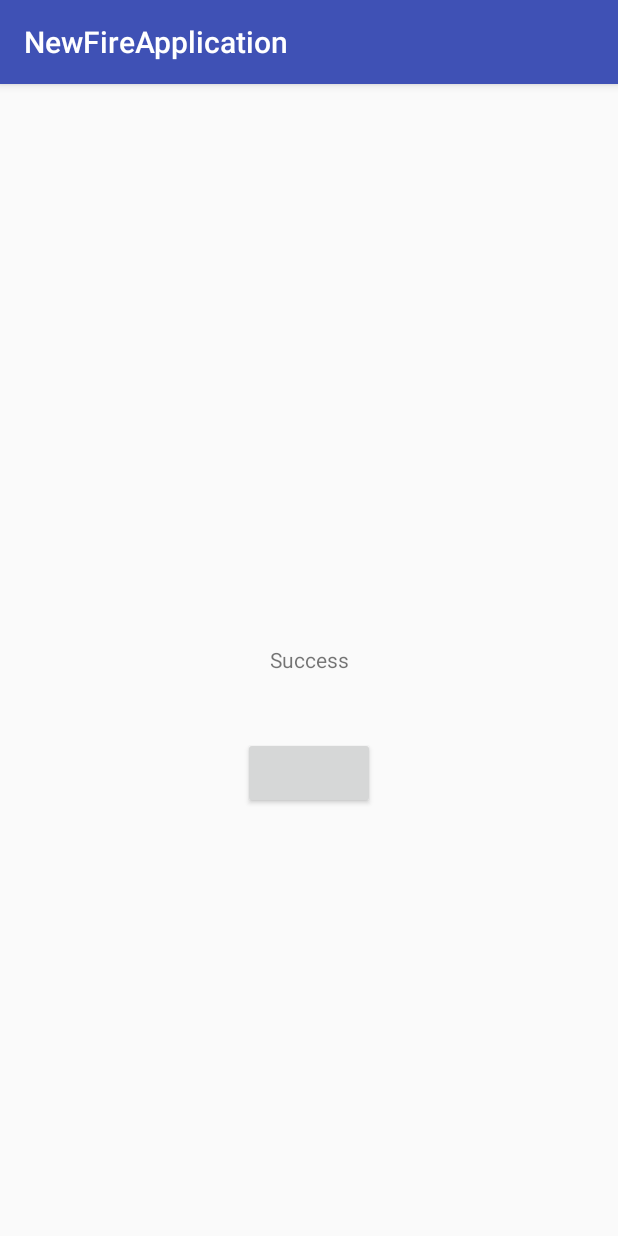
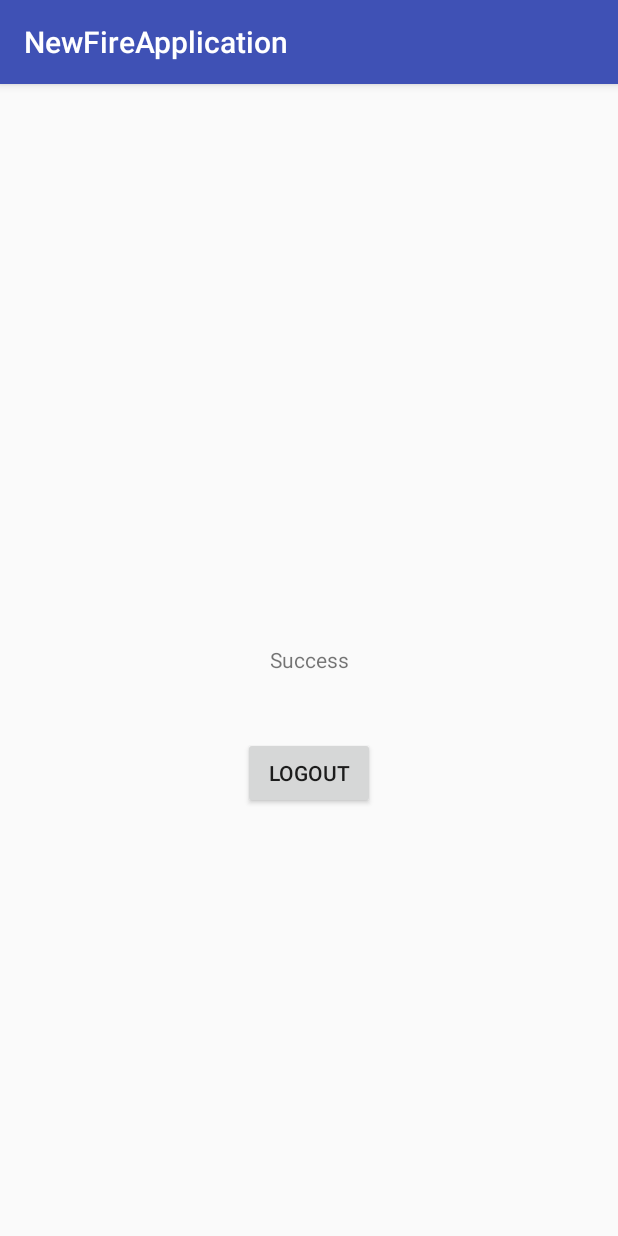
Before and after one commit to phillip-ables/android-firebase-chat-app, an Android app: the screen it shows after launch once a user with an empty profile is signed in (NewActivity), on a phone screen of 412 x 824 dp. Run offline under Robolectric (Android 15) with nearby library versions, the phone set to English and light mode, and no system bars; our stand-ins replace Firebase (no records; nobody signed in at launch, a user with empty details on screens opened directly).

Commit message:
finish logout method by redirecting users back to the main activity

```diff
--- a/NewFireApplication/app/src/main/java/com/example/techtron/newfireapplication/MainActivity.java
+++ b/NewFireApplication/app/src/main/java/com/example/techtron/newfireapplication/MainActivity.java
@@ -68,7 +68,7 @@ public class MainActivity extends AppCompatActivity{
                         @Override
                         public void onComplete(@NonNull Task<AuthResult> task) {
                             if(!task.isSuccessful()){
-                                Toast.makeText(MainActivity.this, "Incorrect Username or Password", Toast.LENGTH_LONG).show()
+                                Toast.makeText(MainActivity.this, "Incorrect Username or Password", Toast.LENGTH_LONG).show();
                             }
                         }
                     });
--- a/NewFireApplication/app/src/main/java/com/example/techtron/newfireapplication/NewActivity.java
+++ b/NewFireApplication/app/src/main/java/com/example/techtron/newfireapplication/NewActivity.java
@@ -1,5 +1,6 @@
 package com.example.techtron.newfireapplication;
 
+import android.content.Intent;
 import android.support.v7.app.AppCompatActivity;
 import android.os.Bundle;
 import android.view.View;
@@ -20,5 +21,7 @@ public class NewActivity extends AppCompatActivity {
     public void signOut(View v){
         mAuth = FirebaseAuth.getInstance();
         mAuth.signOut();
+
+        startActivity(new Intent(NewActivity.this, MainActivity.class));
     }
 }
--- a/NewFireApplication/app/src/main/res/layout/activity_new.xml
+++ b/NewFireApplication/app/src/main/res/layout/activity_new.xml
@@ -19,13 +19,15 @@
             android:text="Success"
             android:gravity="center"
             android:layout_centerVertical="true"/>
+
     <Button
         android:id="@+id/buttonLogout"
+        android:layout_marginTop="42dp"
         android:layout_width="wrap_content"
         android:layout_height="wrap_content"
-        android:onClick="signOut"
         android:layout_below="@+id/textView"
         android:layout_centerHorizontal="true"
-        android:layout_marginTop="42dp" />
+        android:onClick="signOut"
+        android:text="logout" />
 
 </RelativeLayout>
```
